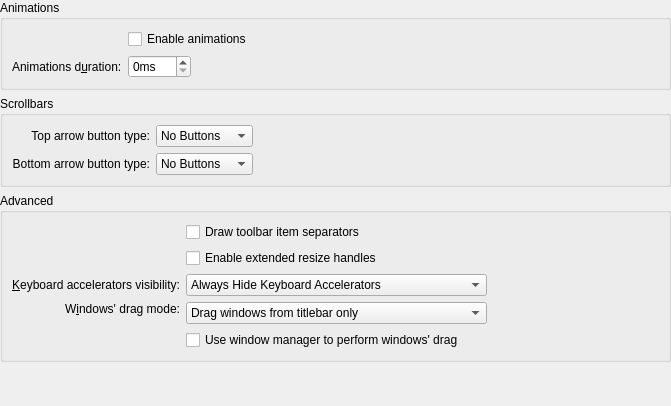
Before: the Qt Designer form kstyle/config/ui/breezestyleconfig.ui in Luwx/Lightly, drawn with Qt 5.
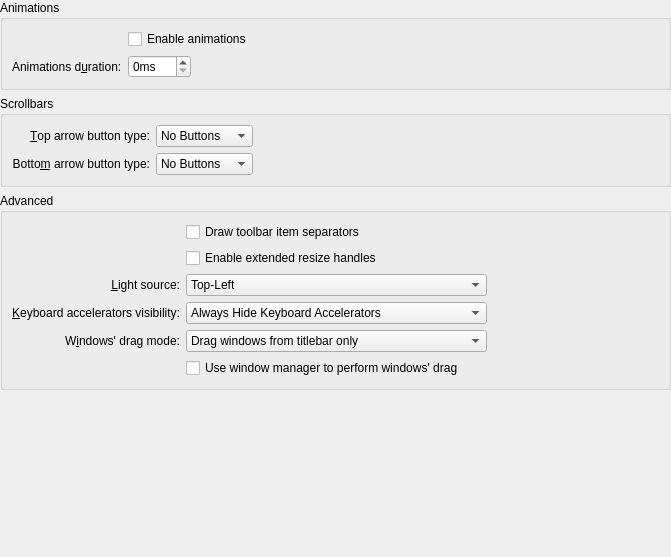
After: the same form once the commit is applied. Custom widgets are drawn as their Qt base class.

Commit message: added lightSource combobox, and fixed buddies

```diff
--- a/kstyle/config/ui/breezestyleconfig.ui
+++ b/kstyle/config/ui/breezestyleconfig.ui
@@ -7,7 +7,7 @@
     <x>0</x>
     <y>0</y>
     <width>671</width>
-    <height>406</height>
+    <height>557</height>
    </rect>
   </property>
   <property name="windowTitle">
@@ -81,11 +81,14 @@
       <item row="0" column="0">
        <widget class="QLabel" name="_scrollBarSubLineLabel">
         <property name="text">
-         <string>Top arrow button type:</string>
+         <string>&amp;Top arrow button type:</string>
         </property>
         <property name="alignment">
          <set>Qt::AlignRight|Qt::AlignTrailing|Qt::AlignVCenter</set>
         </property>
+        <property name="buddy">
+         <cstring>_scrollBarSubLineButtons</cstring>
+        </property>
        </widget>
       </item>
       <item row="0" column="1">
@@ -110,11 +113,14 @@
       <item row="1" column="0">
        <widget class="QLabel" name="_scrollBarAddLineLabel">
         <property name="text">
-         <string>Bottom arrow button type:</string>
+         <string>Botto&amp;m arrow button type:</string>
         </property>
         <property name="alignment">
          <set>Qt::AlignRight|Qt::AlignTrailing|Qt::AlignVCenter</set>
         </property>
+        <property name="buddy">
+         <cstring>_scrollBarAddLineButtons</cstring>
+        </property>
        </widget>
       </item>
       <item row="1" column="1">
@@ -158,14 +164,46 @@
       <string>Advanced</string>
      </property>
      <layout class="QGridLayout" name="gridLayout_3">
-      <item row="0" column="1" colspan="2">
-       <widget class="QCheckBox" name="_toolBarDrawItemSeparator">
+      <item row="6" column="1" colspan="2">
+       <widget class="QCheckBox" name="_useWMMoveResize">
         <property name="text">
-         <string>Draw toolbar item separators</string>
+         <string>Use window manager to perform windows' drag</string>
         </property>
        </widget>
       </item>
-      <item row="2" column="1" colspan="2">
+      <item row="4" column="0">
+       <widget class="QLabel" name="_mnemonicsLabel">
+        <property name="text">
+         <string>&amp;Keyboard accelerators visibility:</string>
+        </property>
+        <property name="alignment">
+         <set>Qt::AlignRight|Qt::AlignTrailing|Qt::AlignVCenter</set>
+        </property>
+        <property name="buddy">
+         <cstring>_mnemonicsMode</cstring>
+        </property>
+       </widget>
+      </item>
+      <item row="5" column="1" colspan="2">
+       <widget class="KComboBox" name="_windowDragMode">
+        <item>
+         <property name="text">
+          <string>Drag windows from titlebar only</string>
+         </property>
+        </item>
+        <item>
+         <property name="text">
+          <string>Drag windows from titlebar, menubar and toolbars</string>
+         </property>
+        </item>
+        <item>
+         <property name="text">
+          <string>Drag windows from all empty areas</string>
+         </property>
+        </item>
+       </widget>
+      </item>
+      <item row="4" column="1" colspan="2">
        <widget class="KComboBox" name="_mnemonicsMode">
         <item>
          <property name="text">
@@ -184,20 +222,14 @@
         </item>
        </widget>
       </item>
-      <item row="2" column="0">
-       <widget class="QLabel" name="_mnemonicsLabel">
+      <item row="1" column="1" rowspan="2" colspan="2">
+       <widget class="QCheckBox" name="_splitterProxyEnabled">
         <property name="text">
-         <string>&amp;Keyboard accelerators visibility:</string>
-        </property>
-        <property name="alignment">
-         <set>Qt::AlignRight|Qt::AlignTrailing|Qt::AlignVCenter</set>
-        </property>
-        <property name="buddy">
-         <cstring>_mnemonicsMode</cstring>
+         <string>Enable extended resize handles</string>
         </property>
        </widget>
       </item>
-      <item row="3" column="0">
+      <item row="5" column="0">
        <widget class="QLabel" name="_windowDragLabel">
         <property name="sizePolicy">
          <sizepolicy hsizetype="Preferred" vsizetype="Preferred">
@@ -216,14 +248,46 @@
         </property>
        </widget>
       </item>
-      <item row="1" column="1" colspan="2">
-       <widget class="QCheckBox" name="_splitterProxyEnabled">
+      <item row="0" column="1" colspan="2">
+       <widget class="QCheckBox" name="_toolBarDrawItemSeparator">
         <property name="text">
-         <string>Enable extended resize handles</string>
+         <string>Draw toolbar item separators</string>
         </property>
        </widget>
       </item>
-      <item row="2" column="3">
+      <item row="3" column="0">
+       <widget class="QLabel" name="_lightSourceLabel">
+        <property name="text">
+         <string>&amp;Light source:</string>
+        </property>
+        <property name="alignment">
+         <set>Qt::AlignRight|Qt::AlignTrailing|Qt::AlignVCenter</set>
+        </property>
+        <property name="buddy">
+         <cstring>_lightSource</cstring>
+        </property>
+       </widget>
+      </item>
+      <item row="3" column="1" colspan="2">
+       <widget class="QComboBox" name="_lightSource">
+        <item>
+         <property name="text">
+          <string>Top-Left</string>
+         </property>
+        </item>
+        <item>
+         <property name="text">
+          <string>Top</string>
+         </property>
+        </item>
+        <item>
+         <property name="text">
+          <string>Top-Right</string>
+         </property>
+        </item>
+       </widget>
+      </item>
+      <item row="3" column="3">
        <spacer name="horizontalSpacer_3">
         <property name="orientation">
          <enum>Qt::Horizontal</enum>
@@ -236,32 +300,6 @@
         </property>
        </spacer>
       </item>
-      <item row="3" column="1" rowspan="2" colspan="2">
-       <widget class="KComboBox" name="_windowDragMode">
-        <item>
-         <property name="text">
-          <string>Drag windows from titlebar only</string>
-         </property>
-        </item>
-        <item>
-         <property name="text">
-          <string>Drag windows from titlebar, menubar and toolbars</string>
-         </property>
-        </item>
-        <item>
-         <property name="text">
-          <string>Drag windows from all empty areas</string>
-         </property>
-        </item>
-       </widget>
-      </item>
-      <item row="5" column="1" colspan="3">
-       <widget class="QCheckBox" name="_useWMMoveResize">
-        <property name="text">
-         <string>Use window manager to perform windows' drag</string>
-        </property>
-       </widget>
-      </item>
      </layout>
     </widget>
    </item>
```
